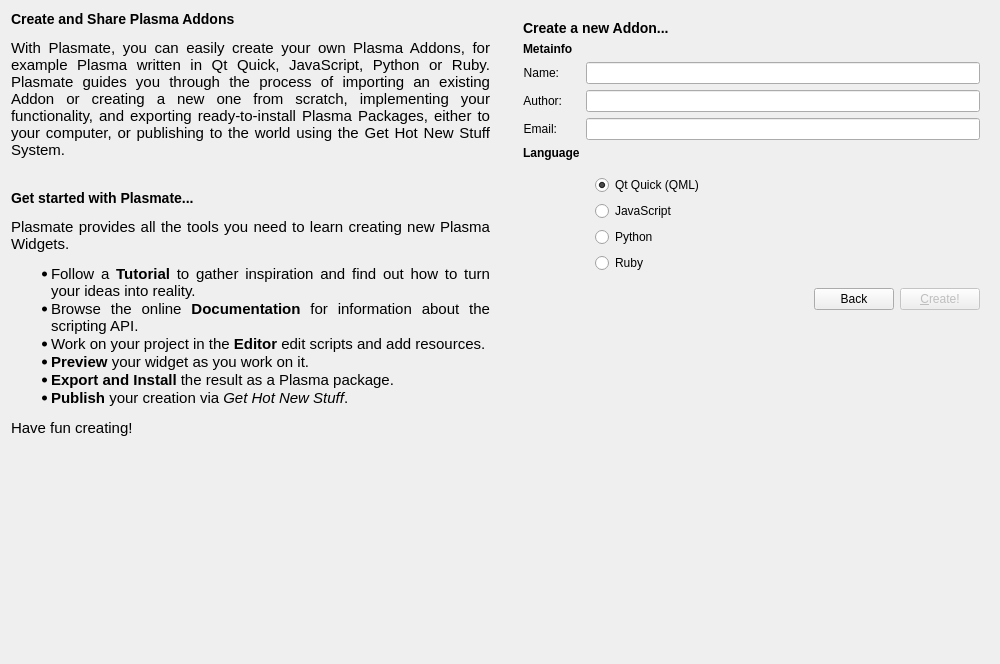
The window that startpage.ui (KDE/plasma-sdk) describes before a commit, drawn with Qt 5.
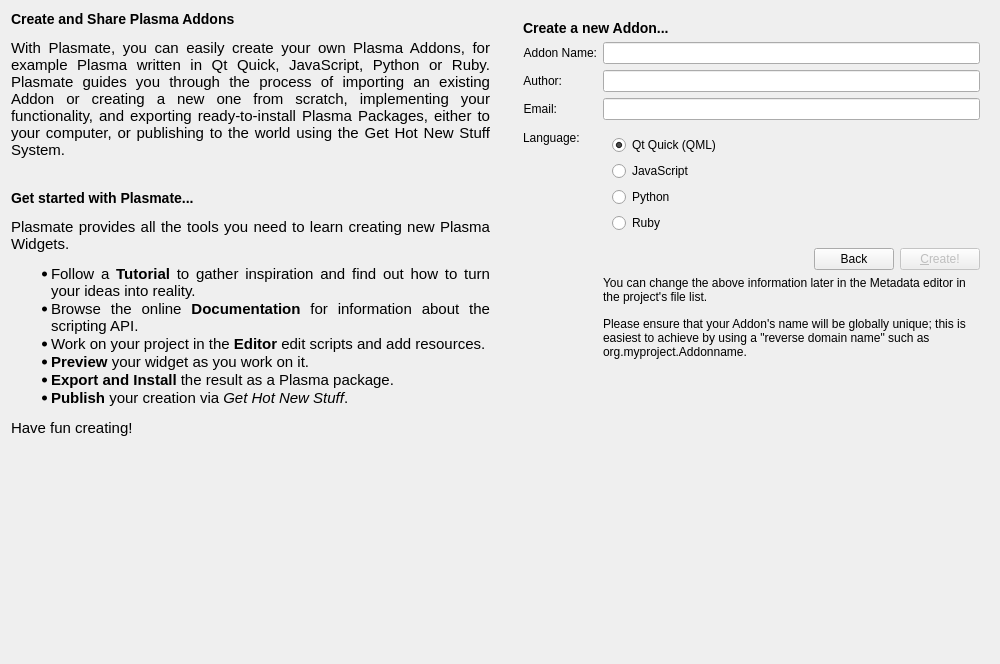
The same window after the commit. The open tabs and pages were chosen to show the change. Custom widgets are drawn as their Qt base class.

Commit message: nicer layout (less is more) for project details, plus some help text

What changed in the file:
```diff
--- a/startpage.ui
+++ b/startpage.ui
@@ -306,20 +306,27 @@
        </item>
        <item>
         <layout class="QFormLayout" name="formLayout_2">
-         <item row="1" column="0">
+         <property name="fieldGrowthPolicy">
+          <enum>QFormLayout::ExpandingFieldsGrow</enum>
+         </property>
+         <item row="0" column="0">
           <widget class="QLabel" name="labelName">
            <property name="text">
-            <string>Name:</string>
+            <string>Addon Name:</string>
            </property>
            <property name="alignment">
             <set>Qt::AlignRight|Qt::AlignTrailing|Qt::AlignVCenter</set>
            </property>
           </widget>
          </item>
-         <item row="1" column="1">
-          <widget class="KLineEdit" name="projectName"/>
+         <item row="0" column="1">
+          <widget class="KLineEdit" name="projectName">
+           <property name="text">
+            <string/>
+           </property>
+          </widget>
          </item>
-         <item row="2" column="0">
+         <item row="1" column="0">
           <widget class="QLabel" name="authorLabel">
            <property name="text">
             <string>Author:</string>
@@ -329,10 +336,10 @@
            </property>
           </widget>
          </item>
-         <item row="2" column="1">
+         <item row="1" column="1">
           <widget class="KLineEdit" name="authorTextField"/>
          </item>
-         <item row="3" column="0">
+         <item row="2" column="0">
           <widget class="QLabel" name="emailLabel">
            <property name="text">
             <string>Email:</string>
@@ -342,10 +349,20 @@
            </property>
           </widget>
          </item>
-         <item row="3" column="1">
+         <item row="2" column="1">
           <widget class="KLineEdit" name="emailTextField"/>
          </item>
-         <item row="5" column="1">
+         <item row="3" column="0">
+          <widget class="QLabel" name="languageLabel">
+           <property name="text">
+            <string>Language:</string>
+           </property>
+           <property name="buddy">
+            <cstring>radioButtonDe</cstring>
+           </property>
+          </widget>
+         </item>
+         <item row="3" column="1">
           <widget class="QFrame" name="frame">
            <property name="frameShape">
             <enum>QFrame::NoFrame</enum>
@@ -397,23 +414,23 @@
            </layout>
           </widget>
          </item>
-         <item row="4" column="0">
-          <widget class="QLabel" name="languageLabel">
-           <property name="text">
-            <string>&lt;b&gt;Language&lt;/b&gt;</string>
+         <item row="5" column="1">
+          <widget class="QLabel" name="label">
+           <property name="sizePolicy">
+            <sizepolicy hsizetype="MinimumExpanding" vsizetype="Preferred">
+             <horstretch>0</horstretch>
+             <verstretch>0</verstretch>
+            </sizepolicy>
            </property>
-          </widget>
-         </item>
-         <item row="0" column="0">
-          <widget class="QLabel" name="label_9">
            <property name="text">
-            <string>&lt;b&gt;Metainfo&lt;/b&gt;</string>
+            <string>You can change the above information later in the Metadata editor in the project's file list.</string>
            </property>
+           <property name="wordWrap">
+            <bool>true</bool>
+           </property>
           </widget>
          </item>
-        </layout>
-       </item>
-       <item>
+         <item row="4" column="1">
         <layout class="QHBoxLayout" name="horizontalLayout">
          <item>
           <spacer name="horizontalSpacer_2">
@@ -444,6 +461,24 @@
             <string>&amp;Create!</string>
            </property>
            <property name="default">
+              <bool>true</bool>
+             </property>
+            </widget>
+           </item>
+          </layout>
+         </item>
+         <item row="6" column="1">
+          <widget class="QLabel" name="label_8">
+           <property name="sizePolicy">
+            <sizepolicy hsizetype="MinimumExpanding" vsizetype="Preferred">
+             <horstretch>0</horstretch>
+             <verstretch>0</verstretch>
+            </sizepolicy>
+           </property>
+           <property name="text">
+            <string>Please ensure that your Addon's name will be globally unique; this is easiest to achieve by using a &quot;reverse domain name&quot; such as org.myproject.Addonname.</string>
+           </property>
+           <property name="wordWrap">
             <bool>true</bool>
            </property>
           </widget>
```
Left out of the diff: 9 changed lines with no effect on the pictures. Lines whose indentation alone changed are shown as unchanged.
